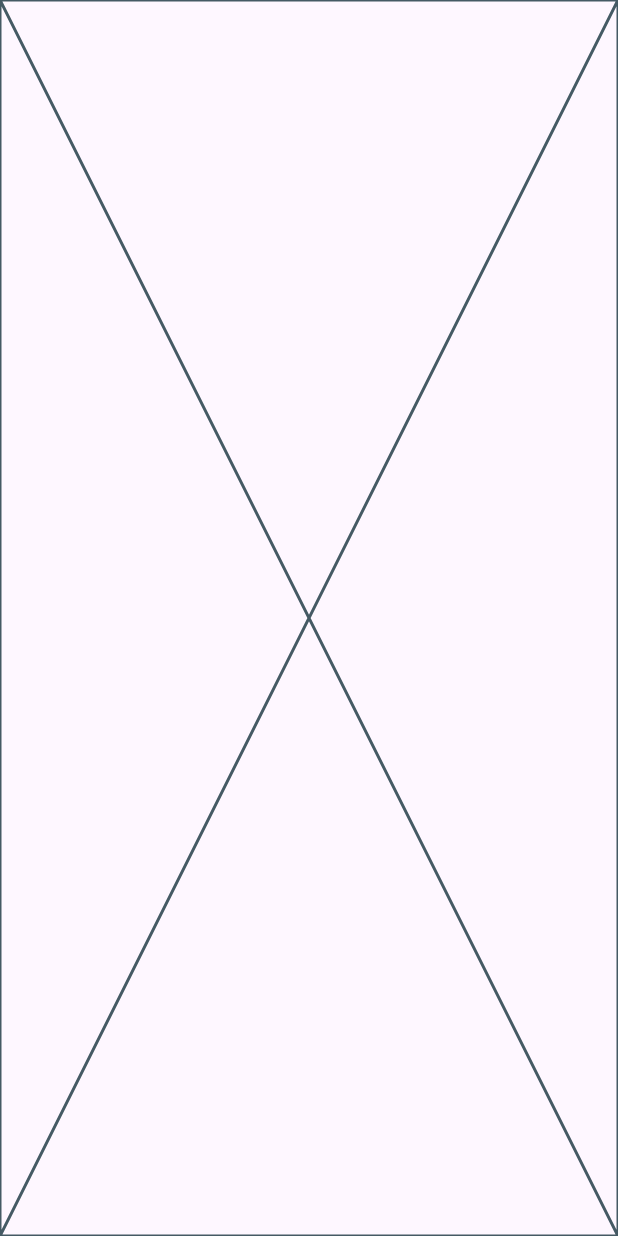
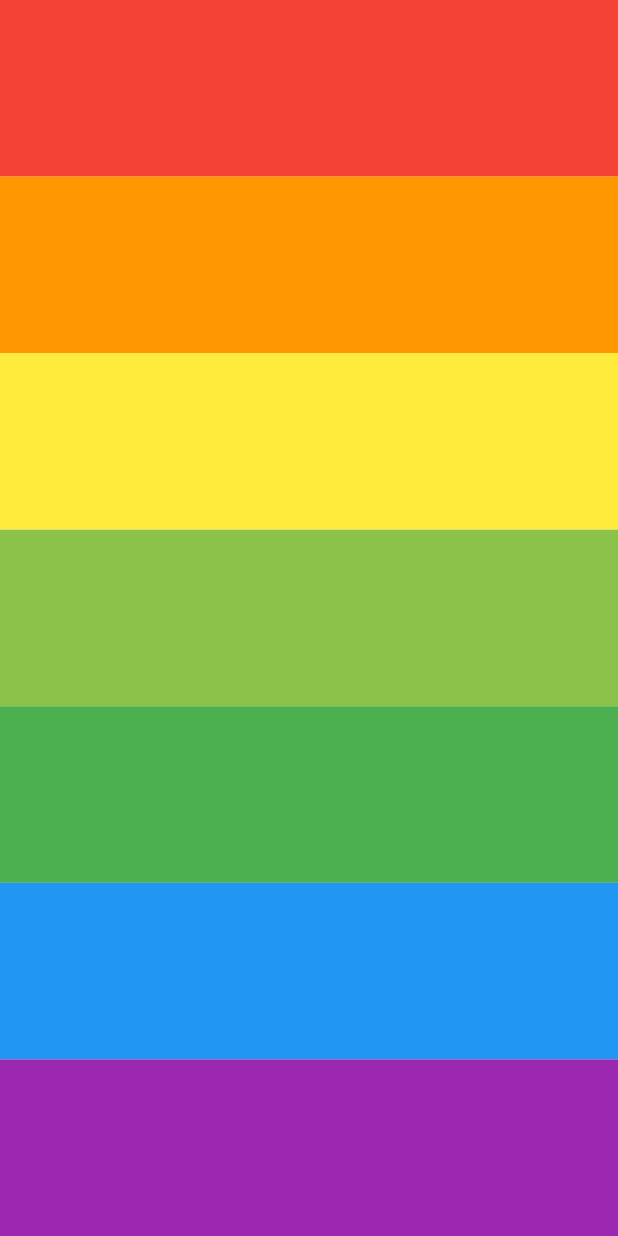
Before and after one commit to josh-W42/xylophone_flutter, a Flutter app: the screen it shows after launch, on a phone screen of 412 x 824 dp. Run offline on Flutter 3.47's test engine with Material 3 defaults, Android fonts, the phone set to English and light mode, and no system bars; our stand-ins replace audioplayers.

Commit message:
Added an audioplayer plugin to play assets from a local file, added several buttons to play sound

```diff
--- a/lib/main.dart
+++ b/lib/main.dart
@@ -1,3 +1,4 @@
+import 'package:audioplayers/audioplayers.dart';
 import 'package:flutter/material.dart';
 
 void main() {
@@ -8,11 +9,118 @@ void main() {
   ));
 }
 
-class XylophoneApp extends StatelessWidget {
+class XylophoneApp extends StatefulWidget {
   const XylophoneApp({super.key});
 
   @override
+  State<XylophoneApp> createState() => _XylophoneAppState();
+}
+
+class _XylophoneAppState extends State<XylophoneApp> {
+  AudioPlayer? _player;
+
+  @override
+  void dispose() {
+    _player?.dispose();
+    super.dispose();
+  }
+
+  void _play(String path) {
+    _player?.dispose();
+    final player = _player = AudioPlayer();
+    player.play(AssetSource(path));
+  }
+
+  @override
   Widget build(BuildContext context) {
-    return const Placeholder();
+    return Column(
+      crossAxisAlignment: CrossAxisAlignment.stretch,
+      children: [
+        Expanded(
+          child: TextButton(
+              style: const ButtonStyle(
+                  backgroundColor: WidgetStatePropertyAll(Colors.red),
+                  shape: WidgetStatePropertyAll(RoundedRectangleBorder(
+                    borderRadius: BorderRadius.zero,
+                  ))),
+              onPressed: () async {
+                _play('note1.wav');
+              },
+              child: const Text("")),
+        ),
+        Expanded(
+          child: TextButton(
+              style: const ButtonStyle(
+                  backgroundColor: WidgetStatePropertyAll(Colors.orange),
+                  shape: WidgetStatePropertyAll(RoundedRectangleBorder(
+                    borderRadius: BorderRadius.zero,
+                  ))),
+              onPressed: () async {
+                _play('note2.wav');
+              },
+              child: const Text("")),
+        ),
+        Expanded(
+          child: TextButton(
+              style: const ButtonStyle(
+                  backgroundColor: WidgetStatePropertyAll(Colors.yellow),
+                  shape: WidgetStatePropertyAll(RoundedRectangleBorder(
+                    borderRadius: BorderRadius.zero,
+                  ))),
+              onPressed: () async {
+                _play('note3.wav');
+              },
+              child: const Text("")),
+        ),
+        Expanded(
+          child: TextButton(
+              style: const ButtonStyle(
+                  backgroundColor: WidgetStatePropertyAll(Colors.lightGreen),
+                  shape: WidgetStatePropertyAll(RoundedRectangleBorder(
+                    borderRadius: BorderRadius.zero,
+                  ))),
+              onPressed: () async {
+                _play('note4.wav');
+              },
+              child: const Text("")),
+        ),
+        Expanded(
+          child: TextButton(
+              style: const ButtonStyle(
+                  backgroundColor: WidgetStatePropertyAll(Colors.green),
+                  shape: WidgetStatePropertyAll(RoundedRectangleBorder(
+                    borderRadius: BorderRadius.zero,
+                  ))),
+              onPressed: () async {
+                _play('note5.wav');
+              },
+              child: const Text("")),
+        ),
+        Expanded(
+          child: TextButton(
+              style: const ButtonStyle(
+                  backgroundColor: WidgetStatePropertyAll(Colors.blue),
+                  shape: WidgetStatePropertyAll(RoundedRectangleBorder(
+                    borderRadius: BorderRadius.zero,
+                  ))),
+              onPressed: () async {
+                _play('note6.wav');
+              },
+              child: const Text("")),
+        ),
+        Expanded(
+          child: TextButton(
+              style: const ButtonStyle(
+                  backgroundColor: WidgetStatePropertyAll(Colors.purple),
+                  shape: WidgetStatePropertyAll(RoundedRectangleBorder(
+                    borderRadius: BorderRadius.zero,
+                  ))),
+              onPressed: () async {
+                _play('note7.wav');
+              },
+              child: const Text("")),
+        ),
+      ],
+    );
   }
 }
--- a/pubspec.yaml
+++ b/pubspec.yaml
@@ -35,6 +35,8 @@ dependencies:
   # The following adds the Cupertino Icons font to your application.
   # Use with the CupertinoIcons class for iOS style icons.
   cupertino_icons: ^1.0.8
+  audioplayers: ^6.1.0
+
 
 dev_dependencies:
   flutter_test:
```
Also changed, not shown: pubspec.lock, 15 other files.
